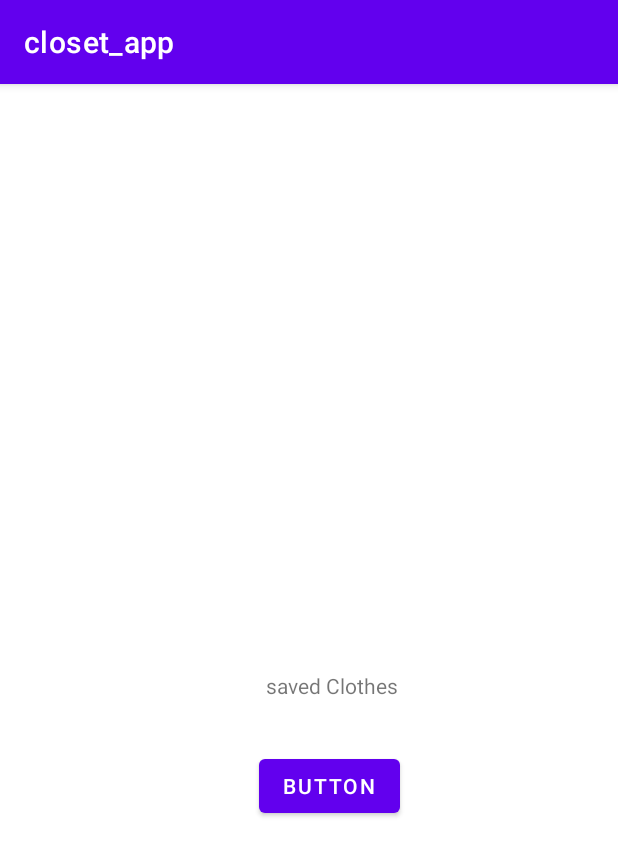
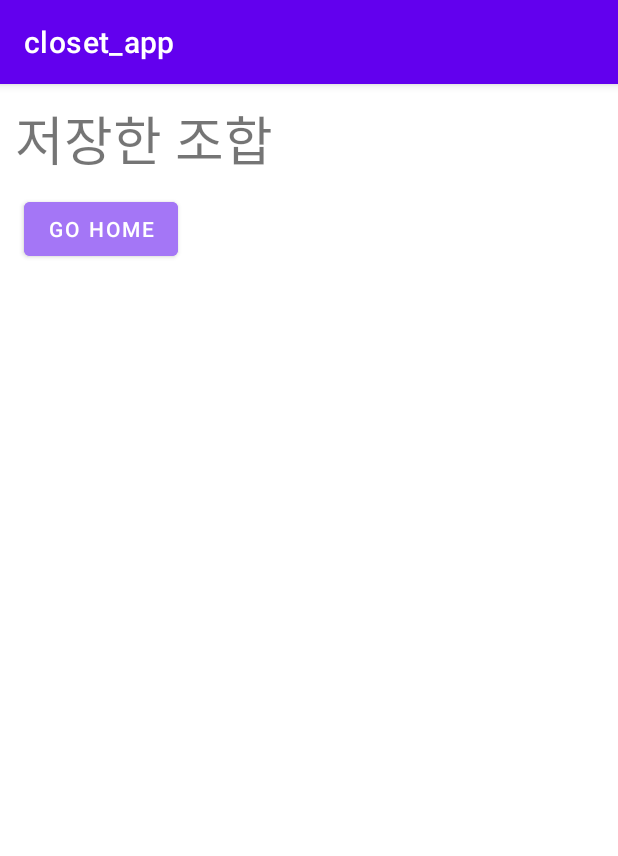
Before and after one commit to amykim928/GraduationProject, an Android app: the SavedClothActivity screen opened directly, with no data from a screen before it, on a phone screen of 412 x 824 dp. Shown: the top 856 px of the screen. Run offline under Robolectric (Android 15) with nearby library versions, the phone set to English and light mode, and no system bars.

Commit message:
edit SavedCloth adapter and xml

```diff
--- a/app/src/main/java/com/example/closet_app/ClosetActivity.kt
+++ b/app/src/main/java/com/example/closet_app/ClosetActivity.kt
@@ -40,6 +40,8 @@ class ClosetActivity : AppCompatActivity() {
         adapter = RecyclerAdapter(uri)
         recyclerView?.setLayoutManager(GridLayoutManager(this@ClosetActivity, 4))
         recyclerView?.setAdapter(adapter)
+
+        //
         if (ContextCompat.checkSelfPermission(
                 this@ClosetActivity,
                 Manifest.permission.READ_EXTERNAL_STORAGE
--- a/app/src/main/java/com/example/closet_app/SavedClothActivity.kt
+++ b/app/src/main/java/com/example/closet_app/SavedClothActivity.kt
@@ -21,6 +21,7 @@ class SavedClothActivity : AppCompatActivity() {
     var uri = ArrayList<Uri>()
 
     var adapter: SavedClothRecyclerViewAdapter? = null
+
     override fun onCreate(savedInstanceState: Bundle?) {
         super.onCreate(savedInstanceState)
         setContentView(R.layout.activity_saved_cloth)
@@ -36,5 +37,6 @@ class SavedClothActivity : AppCompatActivity() {
         adapter = SavedClothRecyclerViewAdapter(uri)
         recyclerView?.setLayoutManager(GridLayoutManager(this@SavedClothActivity, 4))
         recyclerView?.setAdapter(adapter)
+
     }
 }
--- a/app/src/main/res/layout/activity_main.xml
+++ b/app/src/main/res/layout/activity_main.xml
@@ -14,6 +14,7 @@
         android:layout_width="wrap_content"
         android:layout_height="wrap_content"
         android:text="추천"
+        android:backgroundTint="#A476F6"
         tools:layout_editor_absoluteX="158dp"
         tools:layout_editor_absoluteY="174dp" />
 
@@ -22,6 +23,7 @@
         android:layout_width="wrap_content"
         android:layout_height="wrap_content"
         android:text="옷장"
+        android:backgroundTint="#A476F6"
         tools:layout_editor_absoluteX="158dp"
         tools:layout_editor_absoluteY="320dp" />
 
@@ -29,7 +31,8 @@
         android:id="@+id/savedCloth"
         android:layout_width="wrap_content"
         android:layout_height="wrap_content"
-        android:text="저장한 옷"
+        android:text="저장한 조합"
+        android:backgroundTint="#A476F6"
         tools:layout_editor_absoluteX="158dp"
         tools:layout_editor_absoluteY="463dp" />
 
--- a/app/src/main/res/layout/activity_saved_cloth.xml
+++ b/app/src/main/res/layout/activity_saved_cloth.xml
@@ -4,25 +4,61 @@
     xmlns:tools="http://schemas.android.com/tools"
     android:layout_width="match_parent"
     android:layout_height="match_parent"
-    tools:context=".SavedClothActivity">
+    tools:context=".ClosetActivity">
+
 
     <TextView
         android:id="@+id/textView2"
         android:layout_width="wrap_content"
         android:layout_height="wrap_content"
-        android:layout_marginEnd="1dp"
-        android:layout_marginBottom="33dp"
-        android:text="saved Clothes"
+        android:paddingLeft="10dp"
+        android:paddingTop="10dp"
+        android:paddingBottom="10dp"
+        android:text="저장한 조합"
+        android:textSize="35sp"
         app:layout_constraintBottom_toTopOf="@+id/gohome"
-        app:layout_constraintEnd_toEndOf="@+id/gohome" />
+        app:layout_constraintStart_toStartOf="parent"
+        app:layout_constraintTop_toTopOf="parent"
+        tools:ignore="MissingConstraints" />
+
+    <!--    <TextView-->
+    <!--        android:id="@+id/totalPhotos"-->
+    <!--        android:layout_width="0dp"-->
+    <!--        android:layout_height="0dp"-->
+    <!--        android:layout_marginStart="16dp"-->
+    <!--        android:layout_marginTop="73dp"-->
+    <!--        android:layout_marginEnd="70dp"-->
+    <!--        android:layout_marginBottom="2dp"-->
+    <!--        app:layout_constraintBottom_toTopOf="@+id/recyclerView"-->
+    <!--        app:layout_constraintEnd_toStartOf="@+id/gohome"-->
+    <!--        app:layout_constraintStart_toStartOf="parent"-->
+    <!--        app:layout_constraintTop_toTopOf="parent"-->
+    <!--        tools:ignore="MissingConstraints" />-->
 
     <Button
         android:id="@+id/gohome"
         android:layout_width="wrap_content"
         android:layout_height="wrap_content"
-        android:layout_marginEnd="145dp"
-        android:layout_marginBottom="276dp"
-        android:text="Button"
+        android:layout_marginStart="16dp"
+        android:layout_marginBottom="11dp"
+        android:text="GO HOME"
+        android:backgroundTint="#A476F6"
+        app:layout_constraintBottom_toTopOf="@+id/recyclerView"
+        app:layout_constraintStart_toStartOf="parent"
+        app:layout_constraintTop_toBottomOf="@+id/textView2" />
+
+    <androidx.recyclerview.widget.RecyclerView
+        android:id="@+id/recyclerView"
+        android:layout_width="0dp"
+        android:layout_height="0dp"
+        android:layout_marginStart="1dp"
+        android:layout_marginEnd="1dp"
+        android:layout_marginBottom="1dp"
         app:layout_constraintBottom_toBottomOf="parent"
-        app:layout_constraintEnd_toEndOf="parent" />
+        app:layout_constraintEnd_toEndOf="parent"
+        app:layout_constraintStart_toStartOf="parent"
+        app:layout_constraintTop_toBottomOf="@+id/gohome"
+        tools:ignore="MissingConstraints" />
+
+
 </androidx.constraintlayout.widget.ConstraintLayout>
```
Also changed, not shown: app/src/main/java/com/example/closet_app/RecommendActivity.kt (+25 -0 lines), app/src/main/java/com/example/closet_app/SavedClothRecyclerViewAdapter.kt (+16 -8 lines), app/src/main/res/layout/activity_closet.xml (+13 -1 lines), app/src/main/res/layout/custom_saved_cloth_image.xml (+21 -7 lines), app/src/main/res/drawable/blouse.jpg (added), app/src/main/res/drawable/skirt.jpg (added).
